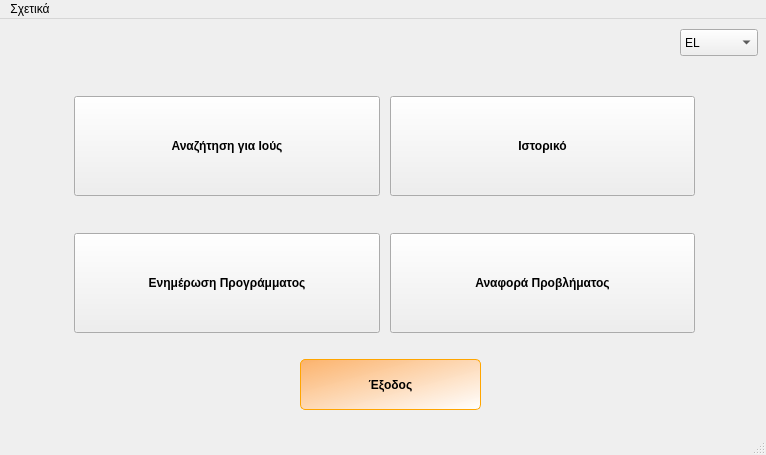
Before: the Qt Designer form PrimeAVG/ui/mainWindow.ui in cti-gr/avgui, drawn with Qt 5.
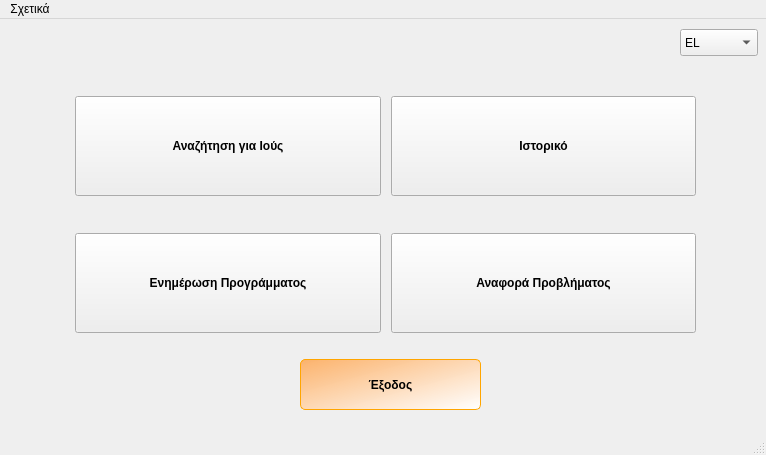
After: the same form once the commit is applied. Icons and pictures are not drawn.

```diff
--- a/PrimeAVG/ui/mainWindow.ui
+++ b/PrimeAVG/ui/mainWindow.ui
@@ -58,7 +58,7 @@
    <widget class="QWidget" name="gridLayoutWidget">
     <property name="geometry">
      <rect>
-      <x>69</x>
+      <x>70</x>
       <y>40</y>
       <width>631</width>
       <height>311</height>
```
